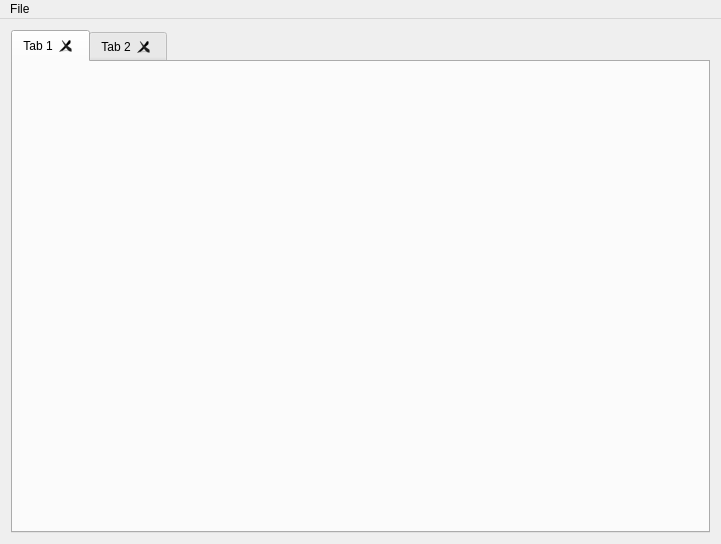
This is EditPro/MainWindow.ui in goneyacine/Edit-Pro as Qt 5 draws it before an edit. The edited form follows.
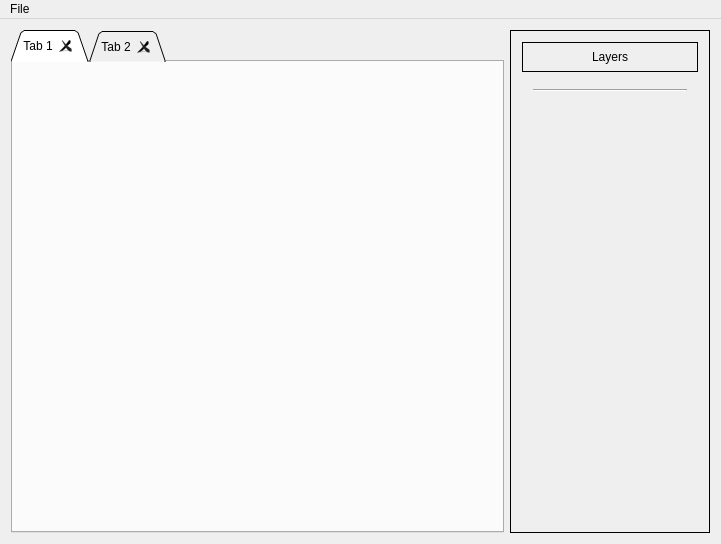
This is the edited form.

Commit message: adding layers gui displaying system

```diff
--- a/EditPro/MainWindow.ui
+++ b/EditPro/MainWindow.ui
@@ -17,6 +17,12 @@
    <layout class="QGridLayout" name="gridLayout_3">
     <item row="0" column="0">
      <widget class="QTabWidget" name="displayTabs">
+      <property name="tabPosition">
+       <enum>QTabWidget::North</enum>
+      </property>
+      <property name="tabShape">
+       <enum>QTabWidget::Triangular</enum>
+      </property>
       <property name="currentIndex">
        <number>0</number>
       </property>
@@ -52,6 +58,112 @@
       </widget>
      </widget>
     </item>
+    <item row="0" column="1">
+     <widget class="QScrollArea" name="layersViewScrollArea">
+      <property name="sizePolicy">
+       <sizepolicy hsizetype="Expanding" vsizetype="Expanding">
+        <horstretch>0</horstretch>
+        <verstretch>0</verstretch>
+       </sizepolicy>
+      </property>
+      <property name="minimumSize">
+       <size>
+        <width>160</width>
+        <height>160</height>
+       </size>
+      </property>
+      <property name="maximumSize">
+       <size>
+        <width>200</width>
+        <height>16777215</height>
+       </size>
+      </property>
+      <property name="frameShape">
+       <enum>QFrame::Panel</enum>
+      </property>
+      <property name="frameShadow">
+       <enum>QFrame::Plain</enum>
+      </property>
+      <property name="widgetResizable">
+       <bool>true</bool>
+      </property>
+      <widget class="QWidget" name="layersViewPanel">
+       <property name="geometry">
+        <rect>
+         <x>0</x>
+         <y>0</y>
+         <width>198</width>
+         <height>502</height>
+        </rect>
+       </property>
+       <layout class="QVBoxLayout" name="verticalLayout">
+        <item>
+         <widget class="QLabel" name="layersViewTitle">
+          <property name="sizePolicy">
+           <sizepolicy hsizetype="Expanding" vsizetype="Expanding">
+            <horstretch>0</horstretch>
+            <verstretch>0</verstretch>
+           </sizepolicy>
+          </property>
+          <property name="maximumSize">
+           <size>
+            <width>16777215</width>
+            <height>30</height>
+           </size>
+          </property>
+          <property name="frameShape">
+           <enum>QFrame::Panel</enum>
+          </property>
+          <property name="frameShadow">
+           <enum>QFrame::Plain</enum>
+          </property>
+          <property name="text">
+           <string>Layers</string>
+          </property>
+          <property name="scaledContents">
+           <bool>false</bool>
+          </property>
+          <property name="alignment">
+           <set>Qt::AlignCenter</set>
+          </property>
+          <property name="wordWrap">
+           <bool>false</bool>
+          </property>
+          <property name="openExternalLinks">
+           <bool>false</bool>
+          </property>
+         </widget>
+        </item>
+        <item>
+         <widget class="QWidget" name="layersGUIElementPanel" native="true">
+          <layout class="QVBoxLayout" name="verticalLayout_2">
+           <item>
+            <widget class="Line" name="line">
+             <property name="orientation">
+              <enum>Qt::Horizontal</enum>
+             </property>
+            </widget>
+           </item>
+          </layout>
+         </widget>
+        </item>
+        <item>
+         <spacer name="verticalSpacer">
+          <property name="orientation">
+           <enum>Qt::Vertical</enum>
+          </property>
+          <property name="sizeHint" stdset="0">
+           <size>
+            <width>20</width>
+            <height>40</height>
+           </size>
+          </property>
+         </spacer>
+        </item>
+       </layout>
+      </widget>
+     </widget>
+    </item>
    </layout>
   </widget>
   <widget class="QMenuBar" name="menuBar">
```
The commit also changes 7 other files.
